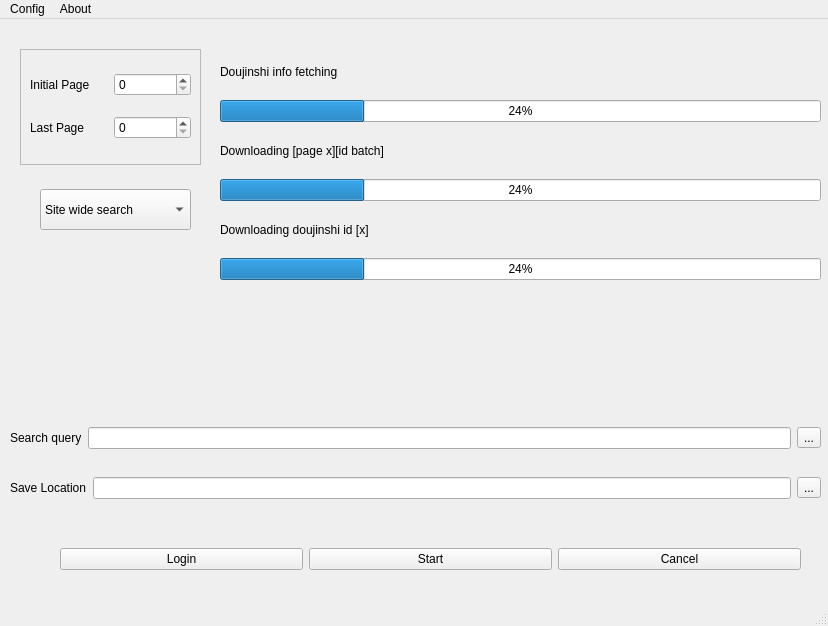
First picture: the form in nhentai_gui/nhentai-downloader.ui, repository DukeValentine/nhentai-downloader, before the edit.
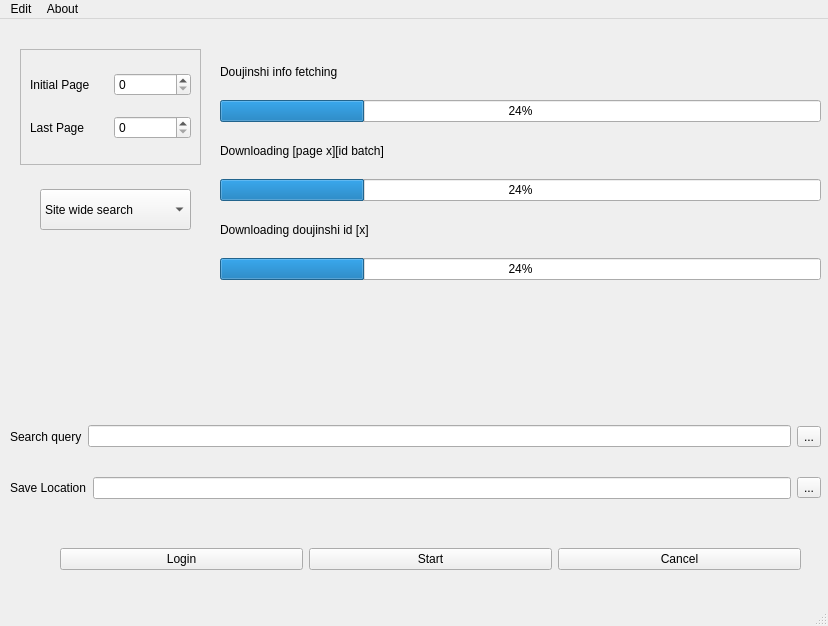
Second picture: the form after the edit.

What changed in the file:
```diff
--- a/nhentai_gui/nhentai-downloader.ui
+++ b/nhentai_gui/nhentai-downloader.ui
@@ -56,9 +56,9 @@
     <property name="geometry">
      <rect>
       <x>10</x>
-      <y>400</y>
+      <y>397</y>
       <width>811</width>
-      <height>38</height>
+      <height>41</height>
      </rect>
     </property>
     <layout class="QHBoxLayout" name="horizontalLayout_2">
@@ -69,7 +69,7 @@
        </property>
       </widget>
      </item>
-     <item>
+     <item alignment="Qt::AlignVCenter">
       <widget class="QLineEdit" name="search_query_content"/>
      </item>
      <item>
@@ -248,12 +248,12 @@
     <addaction name="actionGitlab_page"/>
     <addaction name="actionOpen_an_issue"/>
    </widget>
-   <widget class="QMenu" name="menuConfig">
+   <widget class="QMenu" name="menuEdit">
     <property name="focusPolicy">
      <enum>Qt::ClickFocus</enum>
     </property>
     <property name="title">
-     <string>Config</string>
+     <string>Edit</string>
     </property>
     <widget class="QMenu" name="menuSave">
      <property name="focusPolicy">
@@ -306,7 +306,7 @@
     <addaction name="actionOutput"/>
     <addaction name="actionInput"/>
    </widget>
-   <addaction name="menuConfig"/>
+   <addaction name="menuEdit"/>
    <addaction name="menuAbout"/>
   </widget>
   <widget class="QStatusBar" name="statusbar"/>
```
Left out of the diff: 68 changed lines with no effect on the pictures.
